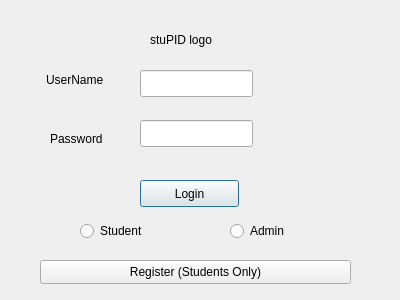
Before: the Qt Designer form logindialog.ui in abhinavthukral28/stuPID, drawn with Qt 5.
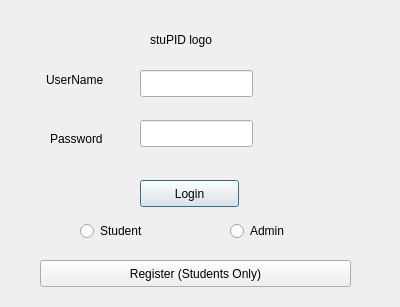
After: the same form once the commit is applied.

Diff of the .ui file:
```diff
--- a/logindialog.ui
+++ b/logindialog.ui
@@ -7,7 +7,7 @@
     <x>0</x>
     <y>0</y>
     <width>400</width>
-    <height>300</height>
+    <height>307</height>
    </rect>
   </property>
   <property name="windowTitle">
@@ -117,7 +117,7 @@
      <x>40</x>
      <y>260</y>
      <width>311</width>
-     <height>24</height>
+     <height>27</height>
     </rect>
    </property>
    <property name="text">
```
